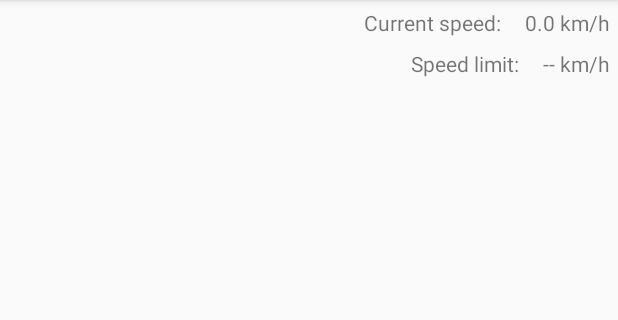
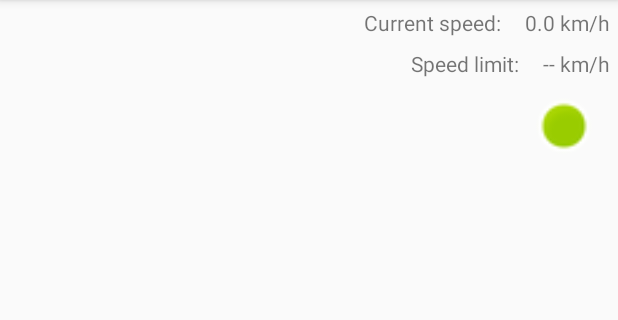
Before and after one commit to marwin1991/CarDriverAdvisor, an Android app: the screen it shows after launch (MainActivity), on a phone screen of 412 x 824 dp, the part 84-404 px from its top. Run offline under Robolectric (Android 15) with nearby library versions, the phone set to English and light mode, and no system bars; libraries missing offline, so code that uses them is left out: com.google.android.gms; 2 statements that could not run were skipped.

Commit message:
If GPS speed is not available speed is calculated depending on distance/time. Speed status icon added. Refactoring.

```diff
--- a/app/src/main/java/pl/edu/agh/car_driver_advisor/carvelocity/VoiceNotifier.java
+++ b/app/src/main/java/pl/edu/agh/car_driver_advisor/carvelocity/VoiceNotifier.java
@@ -14,7 +14,7 @@ public class VoiceNotifier {
     public VoiceNotifier(Context applicationContext) {
         this.tts = new TextToSpeech(applicationContext, status -> {
             if (status == TextToSpeech.SUCCESS) {
-                if(tts.isLanguageAvailable(Locale.US)==TextToSpeech.LANG_AVAILABLE)
+                if(tts.isLanguageAvailable(Locale.US) == TextToSpeech.LANG_AVAILABLE)
                     tts.setLanguage(Locale.US);
             } else if (status == TextToSpeech.ERROR) {
                 Toast.makeText(applicationContext, "Text To Speech failed...",
--- a/app/src/main/res/layout/activity_main.xml
+++ b/app/src/main/res/layout/activity_main.xml
@@ -64,4 +64,27 @@
         app:layout_constraintEnd_toStartOf="@+id/speedLimitTextView"
         app:layout_constraintTop_toBottomOf="@+id/textView2" />
 
+    <ImageView
+        android:id="@+id/speedAlert"
+        android:layout_width="40dp"
+        android:layout_height="40dp"
+        android:layout_marginTop="11dp"
+        android:layout_marginEnd="16dp"
+        android:visibility="invisible"
+        app:layout_constraintEnd_toEndOf="parent"
+        app:layout_constraintTop_toBottomOf="@+id/speedLimitTextView"
+        app:srcCompat="@android:drawable/ic_notification_overlay"
+        android:contentDescription="@string/speed_limit_alert" />
+
+    <ImageView
+        android:id="@+id/speedOk"
+        android:layout_width="40dp"
+        android:layout_height="40dp"
+        android:layout_marginTop="12dp"
+        android:layout_marginEnd="16dp"
+        app:layout_constraintEnd_toEndOf="parent"
+        app:layout_constraintTop_toBottomOf="@+id/speedLimitTextView"
+        app:srcCompat="@android:drawable/presence_online"
+        android:contentDescription="@string/speed_in_norm" />
+
 </androidx.constraintlayout.widget.ConstraintLayout>
--- a/app/src/main/res/values/strings.xml
+++ b/app/src/main/res/values/strings.xml
@@ -8,4 +8,6 @@
     <string name="speed_limit">Speed limit:</string>
     <string name="init_speed_limit_value">-- km/h</string>
     <string name="enable_collision_detection">Enable collision detection</string>
+    <string name="speed_in_norm">Speed in norm</string>
+    <string name="speed_limit_alert">Speed limit alert</string>
 </resources>
```
Also changed, not shown: app/src/main/java/pl/edu/agh/car_driver_advisor/MainActivity.java (+38 -13 lines), app/src/main/java/pl/edu/agh/car_driver_advisor/carvelocity/CarVelocityChecker.java (+72 -30 lines).
